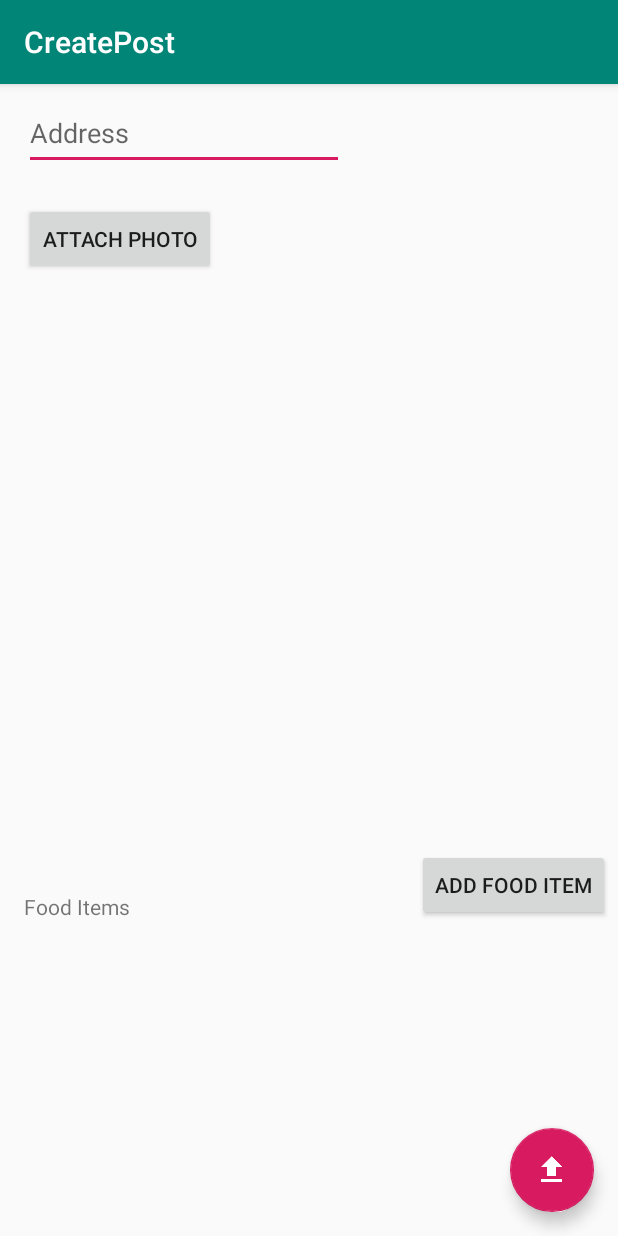
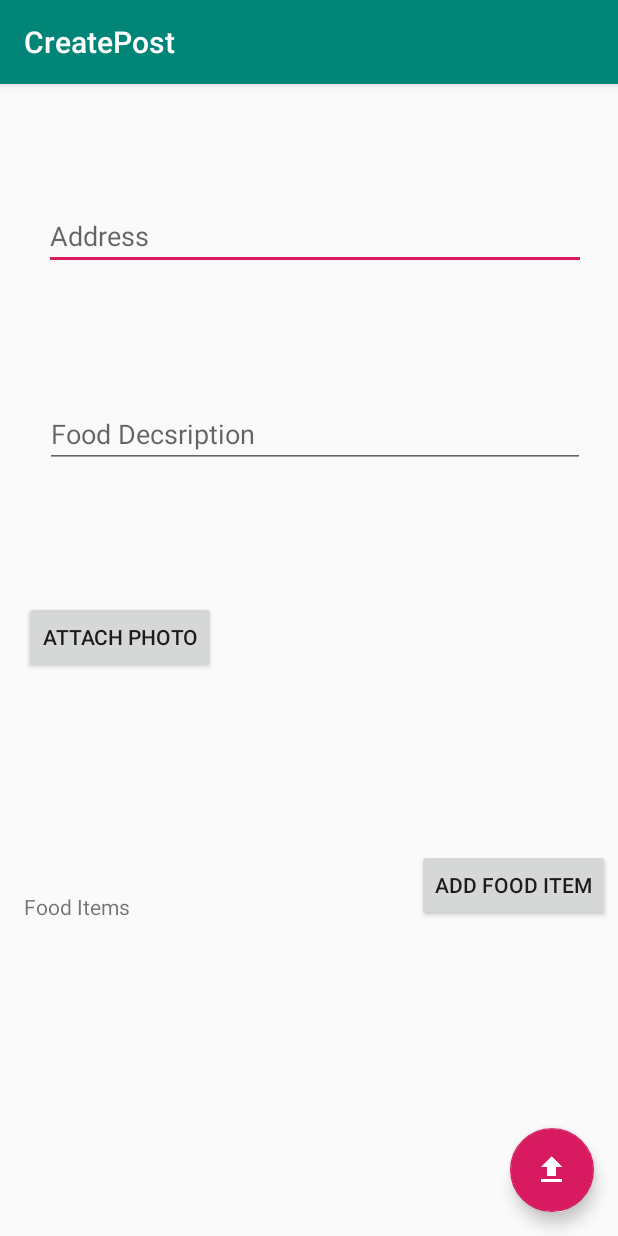
Before and after one commit to MeghanaVKasal/foodSavers, an Android app: the CreatePostActivity screen opened directly, with no data from a screen before it, after a tap on an icon or button, on a phone screen of 412 x 824 dp. Run offline under Robolectric (Android 15) with nearby library versions, the phone set to English and light mode, and no system bars; our stand-ins replace Firebase (no records; nobody signed in at launch, a user with empty details on screens opened directly).

```diff
--- a/app/build.gradle
+++ b/app/build.gradle
@@ -22,10 +22,10 @@ android {
 dependencies {
     implementation fileTree(dir: 'libs', include: ['*.jar'])
     implementation 'com.android.support:appcompat-v7:28.0.0'
+    implementation 'com.android.support:support-media-compat:28.0.0'
     implementation 'com.android.support.constraint:constraint-layout:1.1.3'
     implementation 'com.android.support:design:28.0.0'
     testImplementation 'junit:junit:4.12'
-    androidTestImplementation 'com.android.support.test:runner:1.0.2'
-    androidTestImplementation 'com.android.support.test.espresso:espresso-core:3.0.2'
-    implementation 'com.google.firebase:firebase-firestore:17.1.2'
+    implementation 'com.google.firebase:firebase-firestore:17.1.3'
+    implementation 'com.google.firebase:firebase-storage:16.0.5'
 }
--- a/app/src/main/java/com/frankegan/foodsavers/CreatePostActivity.java
+++ b/app/src/main/java/com/frankegan/foodsavers/CreatePostActivity.java
@@ -1,41 +1,76 @@
 package com.frankegan.foodsavers;
 
 import android.content.DialogInterface;
+import android.content.Intent;
+import android.graphics.Bitmap;
+import android.net.Uri;
 import android.os.Bundle;
+import android.provider.MediaStore;
+import android.support.annotation.NonNull;
+import android.support.annotation.Nullable;
 import android.support.design.widget.FloatingActionButton;
 import android.support.v7.app.AlertDialog;
 import android.support.v7.app.AppCompatActivity;
 import android.support.v7.widget.Toolbar;
+import android.util.Log;
 import android.view.View;
 import android.widget.ArrayAdapter;
 import android.widget.EditText;
+import android.widget.ImageView;
 import android.widget.ListView;
 
 import com.frankegan.foodsavers.model.Food;
 import com.frankegan.foodsavers.model.Post;
+import com.google.android.gms.tasks.Continuation;
+import com.google.android.gms.tasks.OnCompleteListener;
+import com.google.android.gms.tasks.OnFailureListener;
 import com.google.android.gms.tasks.OnSuccessListener;
+import com.google.android.gms.tasks.Task;
 import com.google.firebase.firestore.DocumentReference;
 import com.google.firebase.firestore.FirebaseFirestore;
 import com.google.firebase.firestore.GeoPoint;
+import com.google.firebase.storage.FirebaseStorage;
+import com.google.firebase.storage.StorageReference;
+import com.google.firebase.storage.UploadTask;
 
+import java.io.ByteArrayOutputStream;
 import java.util.ArrayList;
 import java.util.List;
 
 public class CreatePostActivity extends AppCompatActivity {
+    private final static int IMAGE_CAPTURE_REQ = 201;
+
     private ListView foodItemListView;
     ArrayAdapter<String> adapter;
     private FirebaseFirestore firestore;
+    private FirebaseStorage storage;
+    private EditText addressInput;
+    private EditText descInput;
+    private ImageView thumbnail;
+    private String photoUrl;
+
 
     @Override
     protected void onCreate(Bundle savedInstanceState) {
         super.onCreate(savedInstanceState);
         setContentView(R.layout.activity_create_post);
         firestore = FirebaseFirestore.getInstance();
+        storage = FirebaseStorage.getInstance();
+
         Toolbar toolbar = findViewById(R.id.toolbar);
         setSupportActionBar(toolbar);
+        addressInput = findViewById(R.id.addressInput);
+        descInput = findViewById(R.id.descInput);
+        thumbnail = findViewById(R.id.theumbnail);
+
         foodItemListView = findViewById(R.id.food_list_view);
         adapter = new ArrayAdapter<>(this, android.R.layout.simple_list_item_1);
         foodItemListView.setAdapter(adapter);
+        findViewById(R.id.attachPhotoButton).setOnClickListener(new View.OnClickListener() {
+            @Override public void onClick(View v) {
+                openCamera();
+            }
+        });
 
         FloatingActionButton fab = findViewById(R.id.fab);
         fab.setOnClickListener(new View.OnClickListener() {
@@ -45,14 +80,14 @@ public class CreatePostActivity extends AppCompatActivity {
                 tags.add("Apple");
                 final List<Food> foods = new ArrayList<>();
                 for (int i = 0; i < adapter.getCount(); i++) {
-                    foods.add(new Food("", adapter.getItem(i), 1));
+                    foods.add(new Food(adapter.getItem(i), 1));
                 }
                 firestore.collection("posts").add(new Post(
                         new GeoPoint(0, 0),
-                        "100 Institute Rd",
+                        addressInput.getText().toString(),
                         tags,
                         "picture-url",
-                        "An apple",
+                        descInput.getText().toString(),
                         false,
                         "users/MzB8GGIQS67hxEYVP6Vu",
                         "users/MzB8GGIQS67hxEYVP6Vu",
@@ -77,6 +112,57 @@ public class CreatePostActivity extends AppCompatActivity {
         });
     }
 
+    @Override
+    protected void onActivityResult(int requestCode, int resultCode, @Nullable Intent data) {
+        if (requestCode == IMAGE_CAPTURE_REQ && resultCode == RESULT_OK && data != null) {
+            Bundle extras = data.getExtras();
+            Bitmap bitmap = (Bitmap) extras.get("data");
+            thumbnail.setVisibility(View.VISIBLE);
+            thumbnail.setImageBitmap(bitmap);
+
+            ByteArrayOutputStream baos = new ByteArrayOutputStream();
+            bitmap.compress(Bitmap.CompressFormat.JPEG, 100, baos);
+            byte[] bytes = baos.toByteArray();
+
+            final StorageReference imageRef = storage.getReference(System.currentTimeMillis() + ".jpg");
+            final UploadTask uploadTask = imageRef.putBytes(bytes);
+            uploadTask.addOnFailureListener(new OnFailureListener() {
+                @Override
+                public void onFailure(@NonNull Exception exception) {
+                    Log.e("CreatePostActivity", exception.getMessage(), exception);
+                }
+            }).continueWithTask(new Continuation<UploadTask.TaskSnapshot, Task<Uri>>() {
+                @Override
+                public Task<Uri> then(@NonNull Task<UploadTask.TaskSnapshot> task) throws Exception {
+                    if (!task.isSuccessful()) throw task.getException();
+                    // Continue with the task to get the download URL
+                    return imageRef.getDownloadUrl();
+                }
+            }).addOnCompleteListener(new OnCompleteListener<Uri>() {
+                @Override
+                public void onComplete(@NonNull Task<Uri> task) {
+                    if (task.isSuccessful()) {
+                        photoUrl = task.getResult().toString();
+                        Log.d("CreatePostActivity", photoUrl);
+                    } else {
+                        Log.e("CreatePostActivity", task.getException().getMessage(), task.getException());
+                    }
+                }
+            });
+        }
+    }
+
+    private void openCamera() {
+        Intent takePictureIntent = new Intent(MediaStore.ACTION_IMAGE_CAPTURE);
+        if (takePictureIntent.resolveActivity(getPackageManager()) != null) {
+            startActivityForResult(takePictureIntent, IMAGE_CAPTURE_REQ);
+        }
+    }
+
+
+    private void addTags() {
+        // TODO: 11/14/18 add ui for adding tags for food items
+    }
 
     private void addFoodItem() {
         final EditText foodInput = new EditText(this);
@@ -94,5 +180,4 @@ public class CreatePostActivity extends AppCompatActivity {
                 .setCancelable(true)
                 .show();
     }
-
 }
--- a/app/src/main/java/com/frankegan/foodsavers/model/Food.java
+++ b/app/src/main/java/com/frankegan/foodsavers/model/Food.java
@@ -4,7 +4,7 @@ public class Food {
     String name;
     int quantity;
 
-    public Food(String foodId, String name, int quantity) {
+    public Food(String name, int quantity) {
         this.name = name;
         this.quantity = quantity;
     }
--- a/app/src/main/res/layout/content_create_post.xml
+++ b/app/src/main/res/layout/content_create_post.xml
@@ -22,15 +22,13 @@
     <ListView
         android:id="@+id/food_list_view"
         android:layout_width="0dp"
-        android:layout_height="140dp"
+        android:layout_height="189dp"
         android:layout_marginStart="4dp"
-        android:layout_marginTop="56dp"
         android:layout_marginEnd="4dp"
-        android:layout_marginBottom="62dp"
+        android:layout_marginBottom="8dp"
         app:layout_constraintBottom_toBottomOf="parent"
         app:layout_constraintEnd_toEndOf="parent"
         app:layout_constraintStart_toStartOf="parent"
-        app:layout_constraintTop_toTopOf="@+id/addFoodItem"
         />
 
     <Button
@@ -44,24 +42,58 @@
         app:layout_constraintEnd_toEndOf="parent"
         />
 
-    <EditText
-        android:id="@+id/addressInput"
-        android:layout_width="wrap_content"
-        android:layout_height="49dp"
-        android:layout_marginTop="8dp"
-        android:ems="10"
-        android:hint="Address"
-        android:inputType="textPostalAddress"
-        app:layout_constraintStart_toStartOf="@+id/attachPhotoButton"
-        app:layout_constraintTop_toTopOf="parent"/>
-
     <Button
         android:id="@+id/attachPhotoButton"
         android:layout_width="wrap_content"
         android:layout_height="wrap_content"
-        android:layout_marginTop="22dp"
+        android:layout_marginBottom="111dp"
         android:text="Attach Photo"
+        app:layout_constraintBottom_toTopOf="@+id/food_list_view"
         app:layout_constraintStart_toStartOf="@+id/textView"
-        app:layout_constraintTop_toBottomOf="@+id/addressInput"
+        app:layout_constraintTop_toBottomOf="@+id/descInput"
         />
+
+    <EditText
+        android:id="@+id/addressInput"
+        android:layout_width="361dp"
+        android:layout_height="41dp"
+        android:layout_marginStart="8dp"
+        android:layout_marginTop="16dp"
+        android:layout_marginEnd="8dp"
+        android:layout_marginBottom="20dp"
+        android:ems="10"
+        android:hint="Address"
+        android:inputType="textMultiLine"
+        app:layout_constraintBottom_toTopOf="@+id/descInput"
+        app:layout_constraintEnd_toEndOf="@+id/descInput"
+        app:layout_constraintStart_toStartOf="@+id/descInput"
+        app:layout_constraintTop_toTopOf="parent"
+        />
+
+    <EditText
+        android:id="@+id/descInput"
+        android:layout_width="360dp"
+        android:layout_height="wrap_content"
+        android:layout_marginStart="16dp"
+        android:layout_marginEnd="8dp"
+        android:layout_marginBottom="22dp"
+        android:ems="10"
+        android:hint="Food Decsription"
+        android:inputType="text"
+        app:layout_constraintBottom_toTopOf="@+id/attachPhotoButton"
+        app:layout_constraintEnd_toEndOf="parent"
+        app:layout_constraintStart_toStartOf="parent"
+        app:layout_constraintTop_toBottomOf="@+id/addressInput"/>
+
+    <ImageView
+        android:id="@+id/theumbnail"
+        android:layout_width="wrap_content"
+        android:layout_height="wrap_content"
+        android:maxHeight="96dp"
+        android:visibility="gone"
+        app:layout_constraintBottom_toTopOf="@+id/attachPhotoButton"
+        app:layout_constraintEnd_toEndOf="@+id/attachPhotoButton"
+        app:layout_constraintStart_toEndOf="@+id/attachPhotoButton"
+        app:layout_constraintTop_toTopOf="@+id/attachPhotoButton"
+        tools:srcCompat="@tools:sample/avatars[2]"/>
 </android.support.constraint.ConstraintLayout>
```
Also changed, not shown: app/src/main/AndroidManifest.xml (+6 -1 lines).
